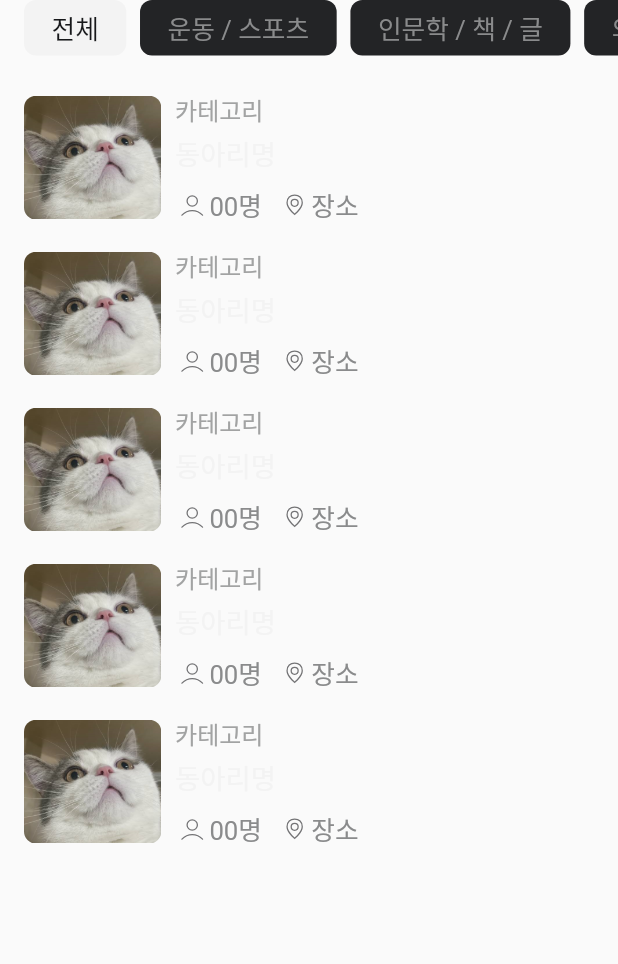
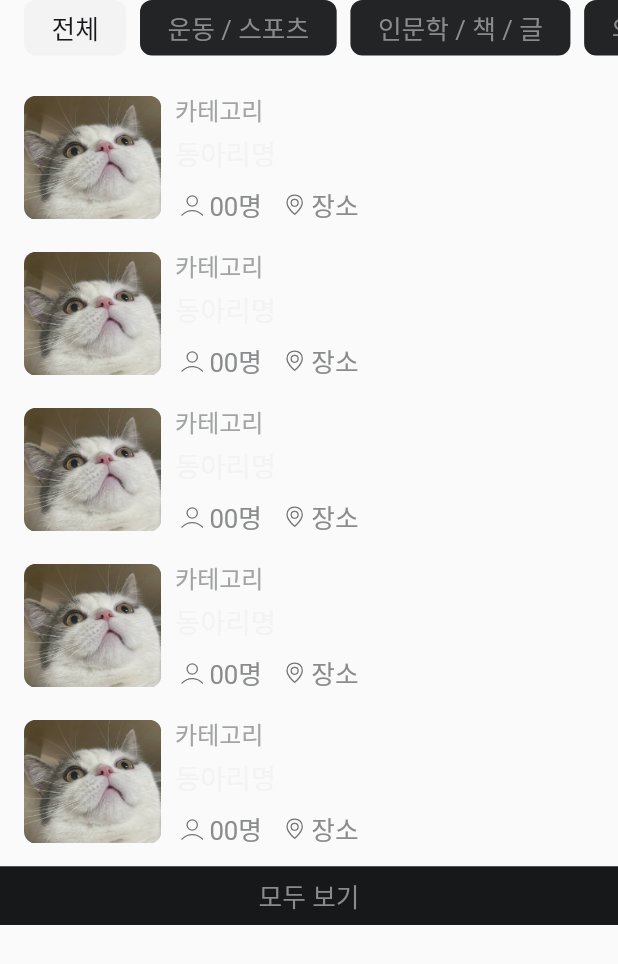
Before and after one commit to teentime/teentime-client-app, a Flutter app: the SubjectTab widget shown alone on an empty page, opened directly, on a phone screen of 412 x 824 dp. Shown: the top 964 px of the screen. Run offline on Flutter 3.47's test engine with Material 2 defaults, Android fonts, the phone set to English and light mode, and no system bars; our stand-ins replace carousel_slider, flutter_screenutil, flutter_svg; Roboto replaces fonts that are missing (Pretendard).

Commit message:
feat: 모두 보기 버튼 추가 및 subjectTab UI 구현

```diff
--- a/lib/screens/club.dart
+++ b/lib/screens/club.dart
@@ -6,7 +6,6 @@ import 'package:teentime/screens/carousel_slider.dart';
 import 'package:teentime/screens/my_club_tab.dart';
 import 'package:teentime/screens/my_tab.dart';
 import 'package:teentime/screens/subject_tab.dart';
-import 'package:teentime/widgets/club_card.dart';
 
 class Club extends StatefulWidget {
   @override
--- a/lib/screens/subject_tab.dart
+++ b/lib/screens/subject_tab.dart
@@ -52,6 +52,27 @@ class _SubjectTabState extends State<SubjectTab>
               ClubCard(),
               ClubCard(),
               ClubCard(),
+              ElevatedButton(
+                onPressed: () {
+                  // 모두 보기 버튼이 눌렸을 때 수행할 동작을 여기에 구현
+                },
+                style: ElevatedButton.styleFrom(
+                  backgroundColor: AppColors.dark01,
+                  minimumSize: Size(double.infinity, 38.h),
+                  padding: EdgeInsets.zero,
+                  shape: const RoundedRectangleBorder(
+                    borderRadius: BorderRadius.zero,
+                  ),
+                  shadowColor: Colors.transparent,
+                ),
+                child: Text(
+                  '모두 보기',
+                  style: TextStyle(
+                      fontSize: 15.sp,
+                      fontWeight: FontWeight.normal,
+                      color: AppColors.dark06),
+                ),
+              ),
             ],
           ),
         ),
@@ -103,7 +124,7 @@ class _SubjectTabState extends State<SubjectTab>
           ),
         ),
         SizedBox(
-          height: 517.h,
+          height: 600.h,
           child: _buildSelectedTabContent(),
         ),
       ],
```
